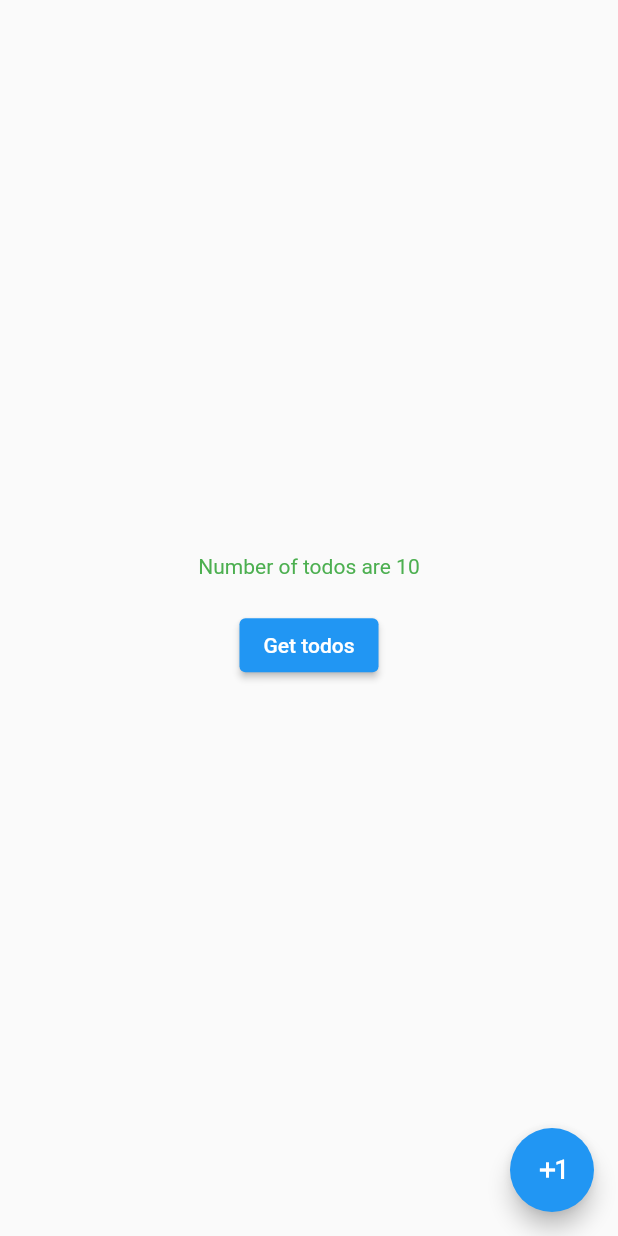
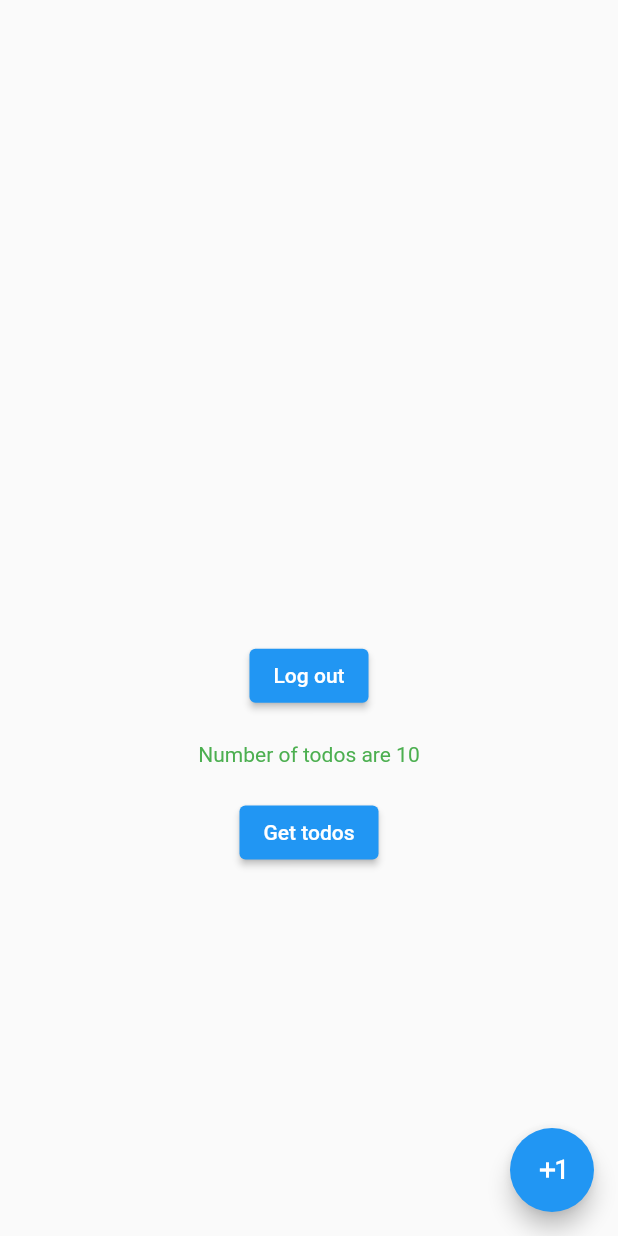
Before and after one commit to hamxa678/Flutter-MVVM-Template, a Flutter app: the RootScreen screen opened directly, on a phone screen of 412 x 824 dp. Run offline on Flutter 3.47's test engine with Material 2 defaults, Android fonts, the phone set to English and light mode, and no system bars; our stand-ins replace cloud_firestore, connectivity_plus, device_info_plus, dio, file_picker, firebase_auth and 16 more; missing offline and left inert: flutter_facebook_auth, github_sign_in, heic_to_jpg; accounts and stored records are empty; network calls fail.

Commit message:
issue of navigation between login and root resolved

```diff
--- a/lib/UI/screens/root/root_screen.dart
+++ b/lib/UI/screens/root/root_screen.dart
@@ -53,6 +53,33 @@ class RootScreen extends StatelessWidget {
                 child: Column(
                   mainAxisAlignment: MainAxisAlignment.center,
                   children: [
+                    Text(
+                      '${model.firebaseAuthService.userProfile!.name}',
+                    ),
+                    20.verticalSpace,
+                    Text(
+                      '${model.firebaseAuthService.userProfile!.phone}',
+                    ),
+                    20.verticalSpace,
+                    Text(
+                      '${model.firebaseAuthService.userProfile!.dob}',
+                    ),
+                    20.verticalSpace,
+                    Text(
+                      '${model.firebaseAuthService.userProfile!.gender}',
+                    ),
+                    20.verticalSpace,
+                    Text(
+                      '${model.firebaseAuthService.userProfile!.email}',
+                    ),
+                    20.verticalSpace,
+                    ElevatedButton(
+                      child: const Text('Log out'),
+                      onPressed: () async {
+                        await model.logOut();
+                      },
+                    ),
+                    20.verticalSpace,
                     (model.cartmodel.todosCount == 0)
                         ? const Text(
                             'No more todos',
--- a/lib/UI/screens/root/root_screen_view_model.dart
+++ b/lib/UI/screens/root/root_screen_view_model.dart
@@ -1,13 +1,18 @@
 import 'dart:async';
 
 import 'package:flutter/material.dart';
+import 'package:flutter_mvvm_template/UI/screens/auth_signup/login/login_screen.dart';
 import 'package:flutter_mvvm_template/core/enums/view_state.dart';
 import 'package:flutter_mvvm_template/core/others/base_view_model.dart';
+import 'package:flutter_mvvm_template/core/services/firebase_auth_service.dart';
+import 'package:flutter_mvvm_template/locator.dart';
+import 'package:get/get.dart';
 
 import '../cart_screeb/cart_screen_view_model.dart';
 
 class RootScreenViewModel extends BaseViewModel {
   late CartScreenViewModel cartmodel;
+  FirebaseAuthService firebaseAuthService = locator<FirebaseAuthService>();
   RootScreenViewModel() {
     // Timer.periodic(const Duration(milliseconds: 100), (timer) {
     //   // print(timer);
@@ -45,4 +50,9 @@ class RootScreenViewModel extends BaseViewModel {
     isEnableBottomBar = val;
     notifyListeners();
   }
+
+  Future<void> logOut() async {
+    bool loggedOut = await firebaseAuthService.logOut();
+    (loggedOut) ? Get.offAll(const LoginScreen()) : null;
+  }
 }
--- a/lib/core/services/firebase_service.dart
+++ b/lib/core/services/firebase_service.dart
@@ -22,7 +22,10 @@ class FirebaseService {
   Future<UserProfile> getUserProfile() async {
     await documentReferenceForUser.get().then((value) {
       userProfile = UserProfile.fromMap(value.data());
+      print("this is my email address ${userProfile.email}");
     });
+    print("this is my email address (2) ${userProfile.email}");
+
     return userProfile;
   }
 
@@ -42,7 +45,7 @@ class FirebaseService {
   }
 
   // Future<AuthResponse?>
-   loginWithEmailAndPassword(LoginBody body) async {
+  loginWithEmailAndPassword(LoginBody body) async {
     return null;
   }
 
```
Also changed, not shown: lib/UI/screens/auth_signup/login/login_view_model.dart (+8 -1 lines), lib/core/services/firebase_auth_service.dart (+16 -12 lines).
